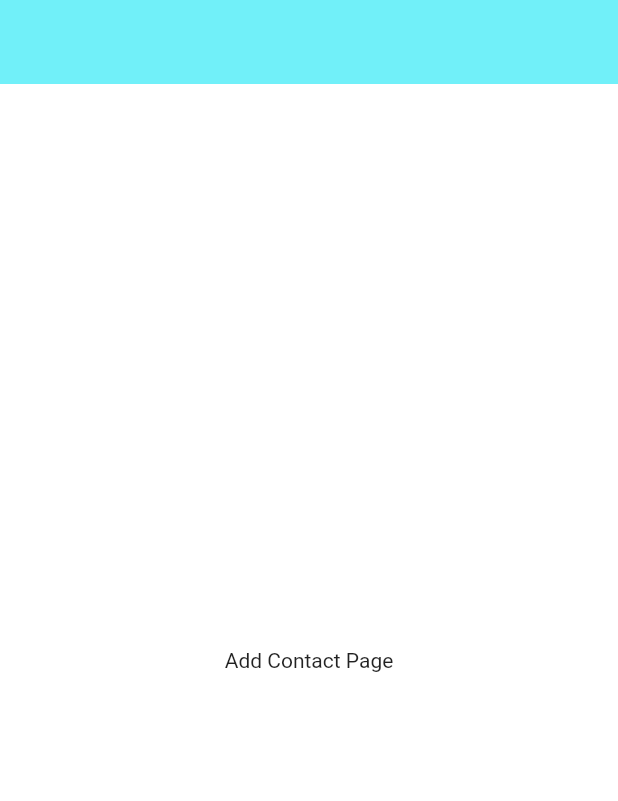
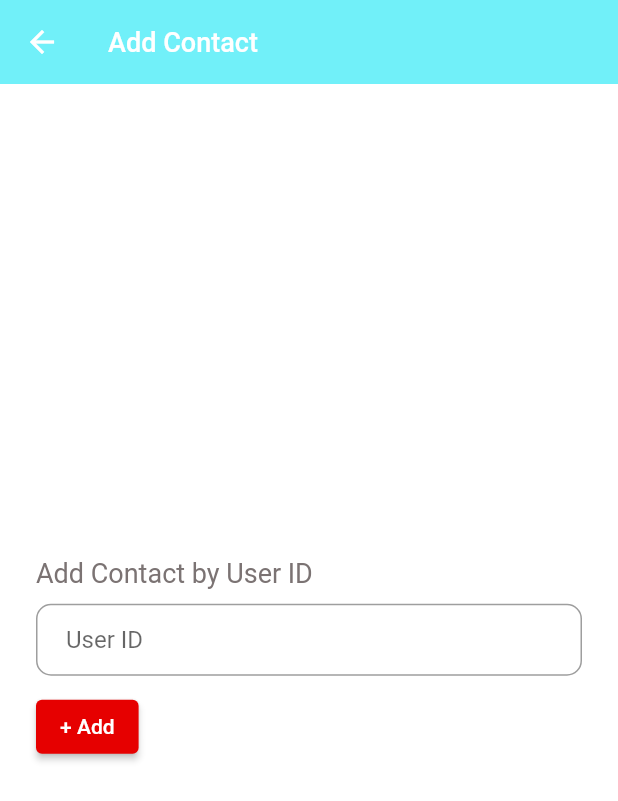
Before and after one commit to DandiIndraWijaya/realtime_chat, a Flutter app: the AddContactPage screen opened by its route, on a phone screen of 412 x 824 dp. Shown: the top 801 px of the screen. Run offline on Flutter 3.47's test engine with Material 2 defaults, Android fonts, the phone set to English and light mode, and no system bars; our stand-ins replace animated_text_kit, cloud_firestore, firebase_auth, firebase_core, flutter_svg, get and 3 more; accounts and stored records are empty; statements that could not run were skipped.

```diff
--- a/lib/helpers/userHelper.dart
+++ b/lib/helpers/user_helper.dart
@@ -16,7 +16,7 @@ class UserHelper {
         groupCode: signedInUserData['groupCode'],
         name: signedInUserData['name'],
         email: signedInUserData['email'],
-        friends: List<UserModel>.from(signedInUserData['friends']));
+        friends: signedInUserData['friends']);
     return signedInUser;
   }
 }
--- a/lib/models/user_model.dart
+++ b/lib/models/user_model.dart
@@ -6,7 +6,7 @@ class UserModel {
   late String name;
   late String email;
   late String profilePicture;
-  late List<UserModel> friends;
+  late List<dynamic> friends;
   late int createdAt;
   late int updatedAt;
   late bool isSuspended;
@@ -24,6 +24,10 @@ class UserModel {
       this.isSuspended = false,
       this.token = ''});
 
+  addFriend(friends) {
+    this.friends = friends;
+  }
+
   factory UserModel.fromJson(String id, Map<String, dynamic> json) => UserModel(
       id: id,
       groupCode: json['groupCode'],
@@ -32,5 +36,6 @@ class UserModel {
       profilePicture: json['profilePicture'],
       createdAt: json['createdAt'],
       updatedAt: json['updatedAt'],
-      isSuspended: json['isSuspended']);
+      isSuspended: json['isSuspended'],
+      friends: json['friends']);
 }
--- a/lib/shared/theme.dart
+++ b/lib/shared/theme.dart
@@ -10,6 +10,7 @@ Color kPrimaryColor = const Color(0xff71F0F9);
 Color kBGBlueColor = const Color(0xffCDF8FB);
 Color kGreyColor = const Color(0xff7B7373);
 Color kBGGreyColor = const Color(0xffE7ECEC);
+Color kRedColor = const Color(0xffe60000);
 
 TextStyle primaryTextStyle = GoogleFonts.roboto(color: kPrimaryColor);
 TextStyle blackTextStyle = GoogleFonts.roboto(color: kBlackColor);
--- a/lib/ui/pages/add_contact/add_contact_page.dart
+++ b/lib/ui/pages/add_contact/add_contact_page.dart
@@ -13,13 +13,52 @@ class AddContactPage extends StatelessWidget {
       appBar: AppBar(
         backgroundColor: kPrimaryColor,
         elevation: 0,
-        automaticallyImplyLeading: false,
+        title: Text(
+          "Add Contact",
+          style: whiteTextStyle.copyWith(fontSize: 18),
+        ),
       ),
       body: GetBuilder<AddContactPageController>(
         init: addContactPageController,
         builder: (_) {
-          return Center(
-            child: Text("Add Contact Page"),
+          return Container(
+            padding: const EdgeInsets.symmetric(horizontal: 24),
+            child: Column(
+                mainAxisAlignment: MainAxisAlignment.center,
+                crossAxisAlignment: CrossAxisAlignment.start,
+                children: [
+                  Text(
+                    "Add Contact by User ID",
+                    style: greyTextStyle.copyWith(fontSize: 18),
+                  ),
+                  const SizedBox(
+                    height: 10,
+                  ),
+                  TextField(
+                    onChanged: (value) {
+                      addContactPageController.onChangeUserIdInput(value);
+                    },
+                    decoration: InputDecoration(
+                        contentPadding:
+                            const EdgeInsets.symmetric(horizontal: 20),
+                        hintText: "User ID",
+                        focusedBorder: OutlineInputBorder(
+                            borderSide: BorderSide(color: kPrimaryColor),
+                            borderRadius: BorderRadius.circular(10)),
+                        border: OutlineInputBorder(
+                            borderRadius: BorderRadius.circular(10))),
+                  ),
+                  const SizedBox(
+                    height: 10,
+                  ),
+                  ElevatedButton(
+                      style: ElevatedButton.styleFrom(primary: kRedColor),
+                      onPressed: () => addContactPageController.addContact(),
+                      child: Text(
+                        "+ Add",
+                        style: whiteTextStyle,
+                      ))
+                ]),
           );
         },
       ),
--- a/lib/ui/pages/contacts/contacts_page.dart
+++ b/lib/ui/pages/contacts/contacts_page.dart
@@ -163,9 +163,10 @@ class ContactsPage extends StatelessWidget {
               }
               return ListView(
                 children: [
-                  for (UserModel user
+                  for (Map<String, dynamic> user
                       in contactsPageController.loggedInUser!.friends)
-                    contactTile(name: user.name, picture: user.profilePicture)
+                    contactTile(
+                        name: user['name'], picture: user['profilePicture'])
                 ],
               );
             }
--- a/lib/ui/pages/contacts/contacts_page_controller.dart
+++ b/lib/ui/pages/contacts/contacts_page_controller.dart
@@ -1,7 +1,7 @@
 import 'dart:convert';
 
 import 'package:get/get.dart';
-import 'package:realtime_chat/helpers/userHelper.dart';
+import 'package:realtime_chat/helpers/user_helper.dart';
 import 'package:realtime_chat/models/user_model.dart';
 import 'package:realtime_chat/services/firebase_service.dart';
 import 'package:realtime_chat/services/user_service.dart';
```
Also changed, not shown: lib/services/user_service.dart (+47 -0 lines), lib/ui/pages/add_contact/add_contact_page_controller.dart (+26 -1 lines), lib/ui/pages/auth/auth_page_controller.dart (+17 -1 lines).
